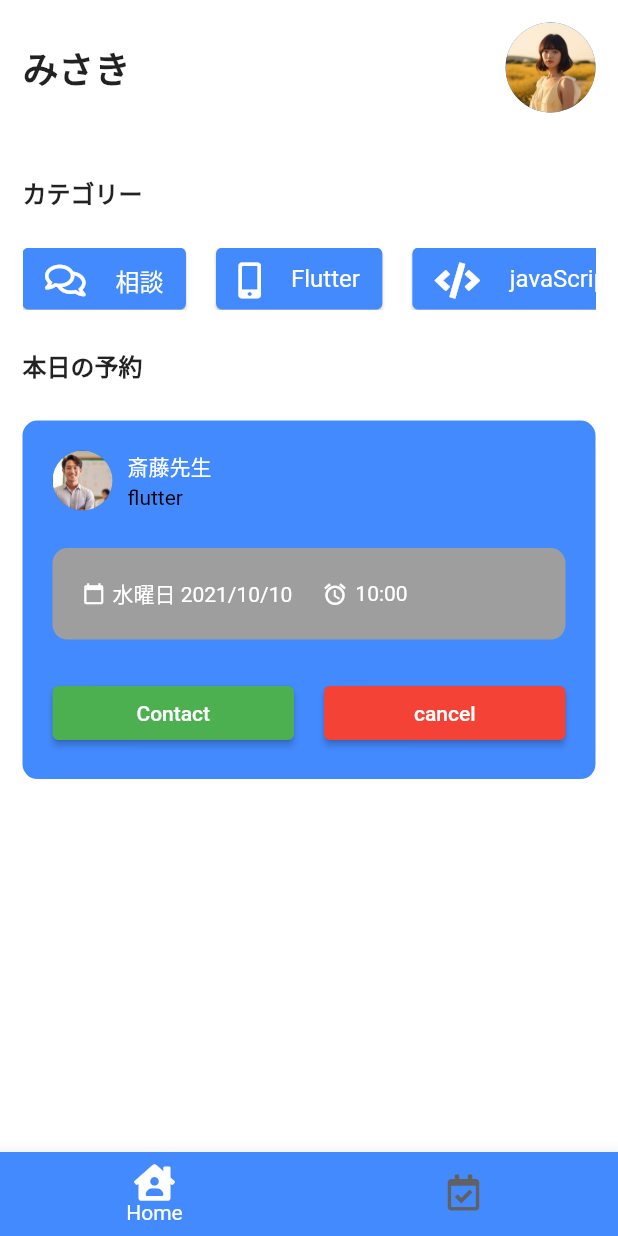
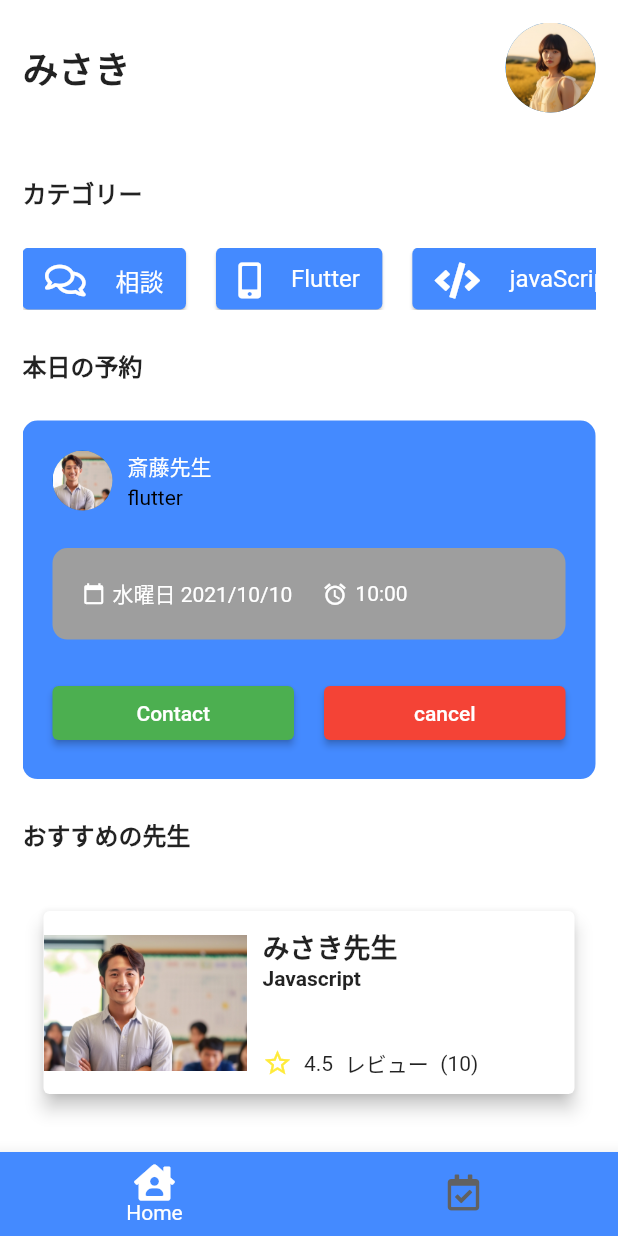
Before and after one commit to shinnkura/flutter_and_laravel, a Flutter app: the screen it shows after launch, after a tap on "サインイン", on a phone screen of 412 x 824 dp. Run offline on Flutter 3.47's test engine with Material 2 defaults, Android fonts, the phone set to English and light mode, and no system bars; our stand-ins replace font_awesome_flutter.

Commit message:
teacher_card.dartを作成

```diff
--- /dev/null
+++ b/lib/components/teacher_card.dart
@@ -0,0 +1,89 @@
+import 'package:flutter/material.dart';
+import 'package:flutter_and_laravel/utils/config.dart';
+
+class TeacherCard extends StatefulWidget {
+  const TeacherCard({super.key});
+
+  @override
+  State<TeacherCard> createState() => _TeacherCardState();
+}
+
+class _TeacherCardState extends State<TeacherCard> {
+  @override
+  Widget build(BuildContext context) {
+    return Container(
+      padding: const EdgeInsets.symmetric(horizontal: 10, vertical: 10),
+      height: 150,
+      child: GestureDetector(
+        child: Card(
+          elevation: 5,
+          color: Colors.white,
+          child: Row(
+            children: [
+              SizedBox(
+                width: Config.widthSize * 0.33,
+                child: Image.asset(
+                  'assets/teacher.png',
+                  fit: BoxFit.fill,
+                ),
+              ),
+              Flexible(
+                child: Padding(
+                  padding: EdgeInsets.symmetric(horizontal: 10, vertical: 10),
+                  child: Column(
+                    crossAxisAlignment: CrossAxisAlignment.start,
+                    children: [
+                      Text(
+                        'みさき先生',
+                        style: TextStyle(
+                          fontSize: 18,
+                          fontWeight: FontWeight.bold,
+                        ),
+                      ),
+                      Text(
+                        'Javascript',
+                        style: TextStyle(
+                          fontSize: 14,
+                          fontWeight: FontWeight.bold,
+                        ),
+                      ),
+                      Spacer(),
+                      Row(
+                        mainAxisAlignment: MainAxisAlignment.start,
+                        children: [
+                          Icon(
+                            Icons.star_border,
+                            color: Colors.yellow,
+                            size: 20,
+                          ),
+                          Spacer(
+                            flex: 1,
+                          ),
+                          Text('4.5'),
+                          Spacer(
+                            flex: 1,
+                          ),
+                          Text('レビュー'),
+                          Spacer(
+                            flex: 1,
+                          ),
+                          Text('(10)'),
+                          Spacer(
+                            flex: 7,
+                          ),
+                        ],
+                      ),
+                    ],
+                  ),
+                ),
+              ),
+            ],
+          ),
+        ),
+        onTap: () {
+          // Navigator.pushNamed(context, '/teacher');
+        },
+      ),
+    );
+  }
+}
--- a/lib/screens/home_page.dart
+++ b/lib/screens/home_page.dart
@@ -1,12 +1,9 @@
-// import 'package:doctor_appointment_app/components/appointment_card.dart';
-// import 'package:doctor_appointment_app/components/doctor_card.dart';
 // import 'package:doctor_appointment_app/models/auth_model.dart';
-// import 'package:doctor_appointment_app/utils/config.dart';
 import 'package:flutter/material.dart';
 import 'package:flutter_and_laravel/components/appointment_card.dart';
+import 'package:flutter_and_laravel/components/teacher_card.dart';
 import 'package:flutter_and_laravel/utils/config.dart';
 import 'package:font_awesome_flutter/font_awesome_flutter.dart';
-// import 'package:flutter_and_laravel/components/appointment_card.dart';
 // import 'package:provider/provider.dart';
 
 class HomePage extends StatefulWidget {
@@ -152,6 +149,18 @@ class _HomePageState extends State<HomePage> {
                   color: Config.primaryColor,
                   doctor: {},
                 ),
+                Config.spaceSmall,
+                const Text(
+                  'おすすめの先生',
+                  style: TextStyle(
+                    fontSize: 16,
+                    fontWeight: FontWeight.bold,
+                  ),
+                ),
+                Config.spaceSmall,
+                Column(
+                  children: List.generate(10, (index) => TeacherCard()),
+                ),
                 // doctor.isNotEmpty
                 //     ? AppointmentCard(
                 //         doctor: doctor,
```
